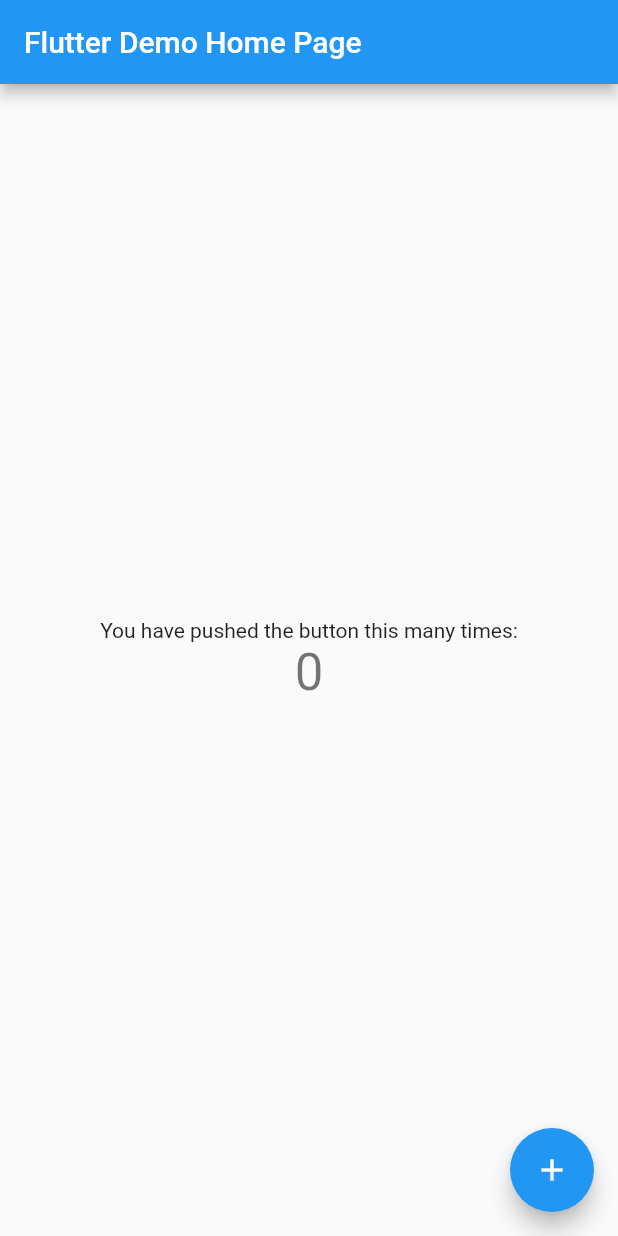
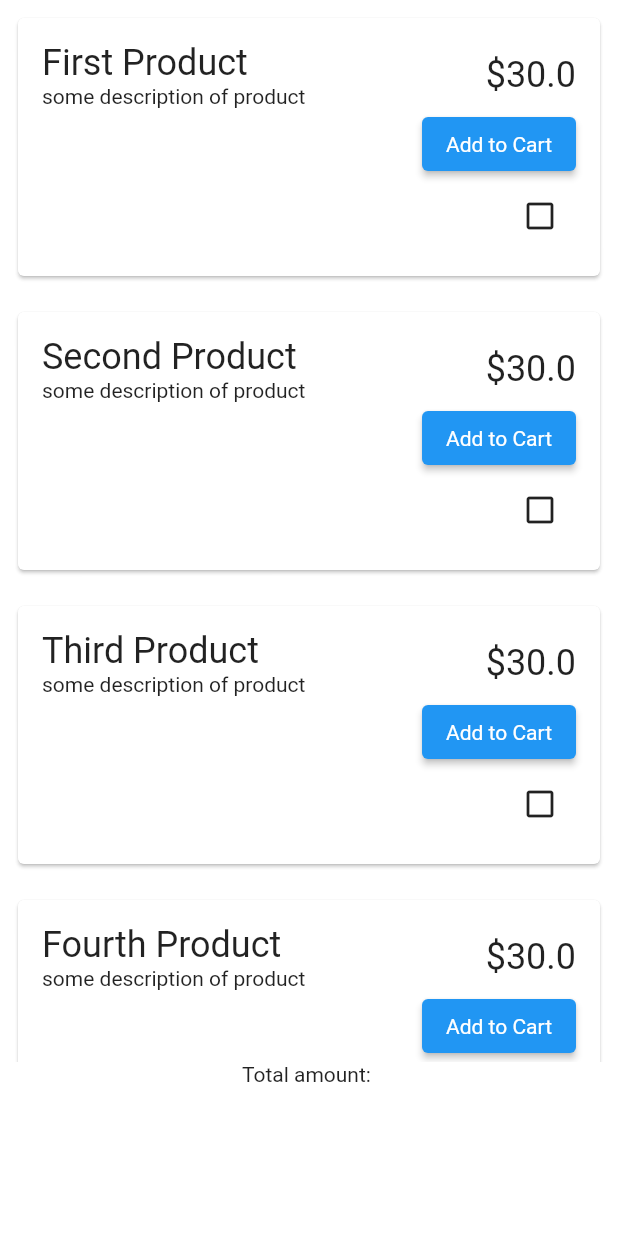
Before and after one commit to Alxbry28/practice-flutter-firebase, a Flutter app: the screen it shows after launch, on a phone screen of 412 x 824 dp. Run offline on Flutter 3.47's test engine with Material 2 defaults, Android fonts, the phone set to English and light mode, and no system bars; our stand-ins replace get.

Commit message:
[tutorial] learning getx state management with shopping page example

```diff
--- /dev/null
+++ b/lib/controllers/cart_controller.dart
@@ -0,0 +1,13 @@
+import 'package:get/state_manager.dart';
+import 'package:get/get.dart';
+import 'package:practicefirebase/models/product.dart';
+
+class CartController extends GetxController {
+  RxList<Product> cartItems = <Product>[].obs;
+  int get count => cartItems.length;
+  double get totalPrice => cartItems.fold<double>(0, (sum, item) => sum + item.price!);
+
+  addToCart(Product product) {
+    cartItems.add(product);
+  }
+}
--- /dev/null
+++ b/lib/controllers/shopping_controller.dart
@@ -0,0 +1,46 @@
+import 'package:get/get.dart';
+import 'package:practicefirebase/models/product.dart';
+
+class ShoppingController extends GetxController {
+  RxList<Product> products = <Product>[].obs;
+
+  @override
+  void onInit() {
+    // TODO: implement onInit
+    super.onInit();
+    fetchProducts();
+  }
+
+  void fetchProducts() async {
+    await Future.delayed(Duration(seconds: 1));
+    var response = [
+      Product(
+          id: 1,
+          price: 30,
+          description: "some description of product",
+          image: "abd",
+          name: "First Product"),
+      Product(
+          id: 2,
+          price: 30,
+          description: "some description of product",
+          image: "abd",
+          name: "Second Product"),
+      Product(
+          id: 3,
+          price: 30,
+          description: "some description of product",
+          image: "abd",
+          name: "Third Product"),
+      Product(
+          id: 4,
+          price: 30,
+          description: "some description of product",
+          image: "abd",
+          name: "Fourth Product"),
+    ];
+
+    products.value = response;
+
+  }
+}
--- a/lib/main.dart
+++ b/lib/main.dart
@@ -1,4 +1,5 @@
 import 'package:flutter/material.dart';
+import 'package:practicefirebase/views/shopping_page.dart';
 
 void main() {
   runApp(const MyApp());
@@ -13,103 +14,10 @@ class MyApp extends StatelessWidget {
     return MaterialApp(
       title: 'Flutter Demo',
       theme: ThemeData(
-        // This is the theme of your application.
-        //
-        // Try running your application with "flutter run". You'll see the
-        // application has a blue toolbar. Then, without quitting the app, try
-        // changing the primarySwatch below to Colors.green and then invoke
-        // "hot reload" (press "r" in the console where you ran "flutter run",
-        // or simply save your changes to "hot reload" in a Flutter IDE).
-        // Notice that the counter didn't reset back to zero; the application
-        // is not restarted.
+
         primarySwatch: Colors.blue,
       ),
-      home: const MyHomePage(title: 'Flutter Demo Home Page'),
+      home: ShoppingPage(),
     );
   }
 }
-
-class MyHomePage extends StatefulWidget {
-  const MyHomePage({super.key, required this.title});
-
-  // This widget is the home page of your application. It is stateful, meaning
-  // that it has a State object (defined below) that contains fields that affect
-  // how it looks.
-
-  // This class is the configuration for the state. It holds the values (in this
-  // case the title) provided by the parent (in this case the App widget) and
-  // used by the build method of the State. Fields in a Widget subclass are
-  // always marked "final".
-
-  final String title;
-
-  @override
-  State<MyHomePage> createState() => _MyHomePageState();
-}
-
-class _MyHomePageState extends State<MyHomePage> {
-  int _counter = 0;
-
-  void _incrementCounter() {
-    setState(() {
-      // This call to setState tells the Flutter framework that something has
-      // changed in this State, which causes it to rerun the build method below
-      // so that the display can reflect the updated values. If we changed
-      // _counter without calling setState(), then the build method would not be
-      // called again, and so nothing would appear to happen.
-      _counter++;
-    });
-  }
-
-  @override
-  Widget build(BuildContext context) {
-    // This method is rerun every time setState is called, for instance as done
-    // by the _incrementCounter method above.
-    //
-    // The Flutter framework has been optimized to make rerunning build methods
-    // fast, so that you can just rebuild anything that needs updating rather
-    // than having to individually change instances of widgets.
-    return Scaffold(
-      appBar: AppBar(
-        // Here we take the value from the MyHomePage object that was created by
-        // the App.build method, and use it to set our appbar title.
-        title: Text(widget.title),
-      ),
-      body: Center(
-        // Center is a layout widget. It takes a single child and positions it
-        // in the middle of the parent.
-        child: Column(
-          // Column is also a layout widget. It takes a list of children and
-          // arranges them vertically. By default, it sizes itself to fit its
-          // children horizontally, and tries to be as tall as its parent.
-          //
-          // Invoke "debug painting" (press "p" in the console, choose the
-          // "Toggle Debug Paint" action from the Flutter Inspector in Android
-          // Studio, or the "Toggle Debug Paint" command in Visual Studio Code)
-          // to see the wireframe for each widget.
-          //
-          // Column has various properties to control how it sizes itself and
-          // how it positions its children. Here we use mainAxisAlignment to
-          // center the children vertically; the main axis here is the vertical
-          // axis because Columns are vertical (the cross axis would be
-          // horizontal).
-          mainAxisAlignment: MainAxisAlignment.center,
-          children: <Widget>[
-            const Text(
-              'You have pushed the button this many times:',
-            ),
-            Text(
-              '$_counter',
-              style: Theme.of(context).textTheme.headline4,
-            ),
-          ],
-        ),
-      ),
-      floatingActionButton: FloatingActionButton(
-        onPressed: _incrementCounter,
-        tooltip: 'Increment',
-        child: const Icon(Icons.add),
-      ), // This trailing comma makes auto-formatting nicer for build methods.
-    );
-  }
-}
--- /dev/null
+++ b/lib/models/product.dart
@@ -0,0 +1,87 @@
+import 'dart:convert';
+import 'package:get/state_manager.dart';
+
+class Product {
+
+  int? id;
+  String? name;
+  String? image;
+  String? description;
+  double? price;
+  final isFavorite = false.obs;
+
+  Product({
+     this.id,
+     this.name,
+     this.image,
+     this.description,
+     this.price,
+  });
+
+
+  Product copyWith({
+    int? id,
+    String? name,
+    String? image,
+    String? description,
+    double? price,
+  }) {
+    return Product(
+      id: id ?? this.id,
+      name: name ?? this.name,
+      image: image ?? this.image,
+      description: description ?? this.description,
+      price: price ?? this.price,
+    );
+  }
+
+  Map<String, dynamic> toMap() {
+    return {
+      'id': id,
+      'name': name,
+      'image': image,
+      'description': description,
+      'price': price,
+    };
+  }
+
+  factory Product.fromMap(Map<String, dynamic> map) {
+    return Product(
+      id: map['id']?.toInt(),
+      name: map['name'],
+      image: map['image'],
+      description: map['description'],
+      price: map['price']?.toDouble(),
+    );
+  }
+
+  String toJson() => json.encode(toMap());
+
+  factory Product.fromJson(String source) => Product.fromMap(json.decode(source));
+
+  @override
+  String toString() {
+    return 'Product(id: $id, name: $name, image: $image, description: $description, price: $price)';
+  }
+
+  @override
+  bool operator ==(Object other) {
+    if (identical(this, other)) return true;
+
+    return other is Product &&
+      other.id == id &&
+      other.name == name &&
+      other.image == image &&
+      other.description == description &&
+      other.price == price;
+  }
+
+  @override
+  int get hashCode {
+    return id.hashCode ^
+      name.hashCode ^
+      image.hashCode ^
+      description.hashCode ^
+      price.hashCode;
+  }
+}
--- /dev/null
+++ b/lib/views/shopping_page.dart
@@ -0,0 +1,83 @@
+import 'package:flutter/material.dart';
+import 'package:get/get.dart';
+import 'package:practicefirebase/controllers/cart_controller.dart';
+import 'package:practicefirebase/controllers/shopping_controller.dart';
+
+class ShoppingPage extends StatelessWidget {
+  final shoppingController = Get.put(ShoppingController());
+  final cartController = Get.put(CartController());
+
+  ShoppingPage({super.key});
+
+  @override
+  Widget build(BuildContext context) {
+    return Scaffold(
+      backgroundColor: Colors.white70,
+      body: SafeArea(
+        child: Column(children: [
+          Expanded(
+            child: GetX<ShoppingController>(builder: (controller) {
+              return ListView.builder(
+                itemCount: controller.products.length,
+                itemBuilder: (context, index) {
+                  return Card(
+                    margin: const EdgeInsets.all(12),
+                    child: Padding(
+                      padding: const EdgeInsets.all(16.0),
+                      child: Column(
+                        crossAxisAlignment: CrossAxisAlignment.end,
+                        children: [
+                          Row(
+                            mainAxisAlignment: MainAxisAlignment.spaceBetween,
+                            children: [
+                              Column(
+                                crossAxisAlignment: CrossAxisAlignment.start,
+                                children: [
+                                  Text(
+                                    '${controller.products[index].name}',
+                                    style: const TextStyle(fontSize: 24),
+                                  ),
+                                  Text(
+                                      '${controller.products[index].description}'),
+                                ],
+                              ),
+                              Text('\$${controller.products[index].price}',
+                                  style: const TextStyle(fontSize: 24)),
+                            ],
+                          ),
+                          ElevatedButton(
+                            onPressed: () {
+                              cartController
+                                  .addToCart(controller.products[index]);
+                            },
+                            style: ElevatedButton.styleFrom(
+                                backgroundColor: Colors.blue,
+                                textStyle: const TextStyle(color: Colors.white)),
+                            child: const Text('Add to Cart'),
+                          ),
+                          Obx(() => IconButton(
+                                icon: controller
+                                        .products[index].isFavorite.value
+                                    ? const Icon(Icons.check_box_rounded)
+                                    : const Icon(
+                                        Icons.check_box_outline_blank_outlined),
+                                onPressed: () {
+                                  controller.products[index].isFavorite
+                                      .toggle();
+                                },
+                              ))
+                        ],
+                      ),
+                    ),
+                  );
+                },
+              );
+            }),
+          ),
+          Text("Total amount: "),
+          SizedBox(height: 100),
+        ]),
+      ),
+    );
+  }
+}
--- a/pubspec.yaml
+++ b/pubspec.yaml
@@ -39,6 +39,7 @@ dependencies:
   firebase_auth: ^4.2.5
   cloud_firestore: ^4.3.1
   firebase_database: ^10.0.9
+  get: ^4.6.5
 
 dev_dependencies:
   flutter_test:
```
Also changed, not shown: pubspec.lock.
